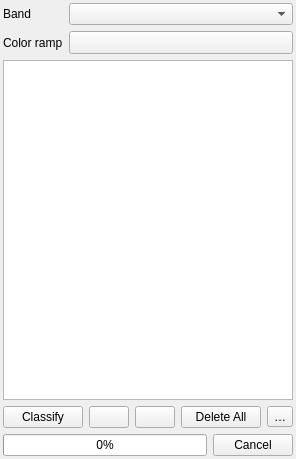
Above: src/ui/qgspalettedrendererwidgetbase.ui from carsmie/QGIS before the change. Below: the same form after it.
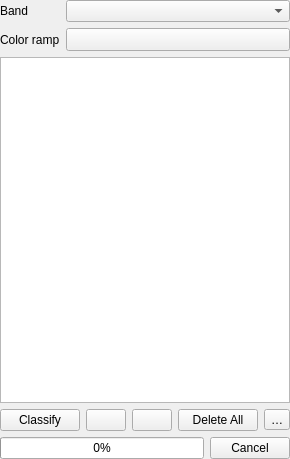
That is the form after the change. Icons and pictures are not drawn. Custom widgets are drawn as their Qt base class.

Patch:
```diff
--- a/src/ui/qgspalettedrendererwidgetbase.ui
+++ b/src/ui/qgspalettedrendererwidgetbase.ui
@@ -15,16 +15,16 @@
   </property>
   <layout class="QGridLayout" name="gridLayout">
    <property name="leftMargin">
-    <number>3</number>
+    <number>0</number>
    </property>
    <property name="topMargin">
-    <number>3</number>
+    <number>0</number>
    </property>
    <property name="rightMargin">
-    <number>3</number>
+    <number>0</number>
    </property>
    <property name="bottomMargin">
-    <number>3</number>
+    <number>0</number>
    </property>
    <item row="3" column="0">
     <layout class="QHBoxLayout" name="horizontalLayout_4" stretch="1,0,0,1,0">
```
